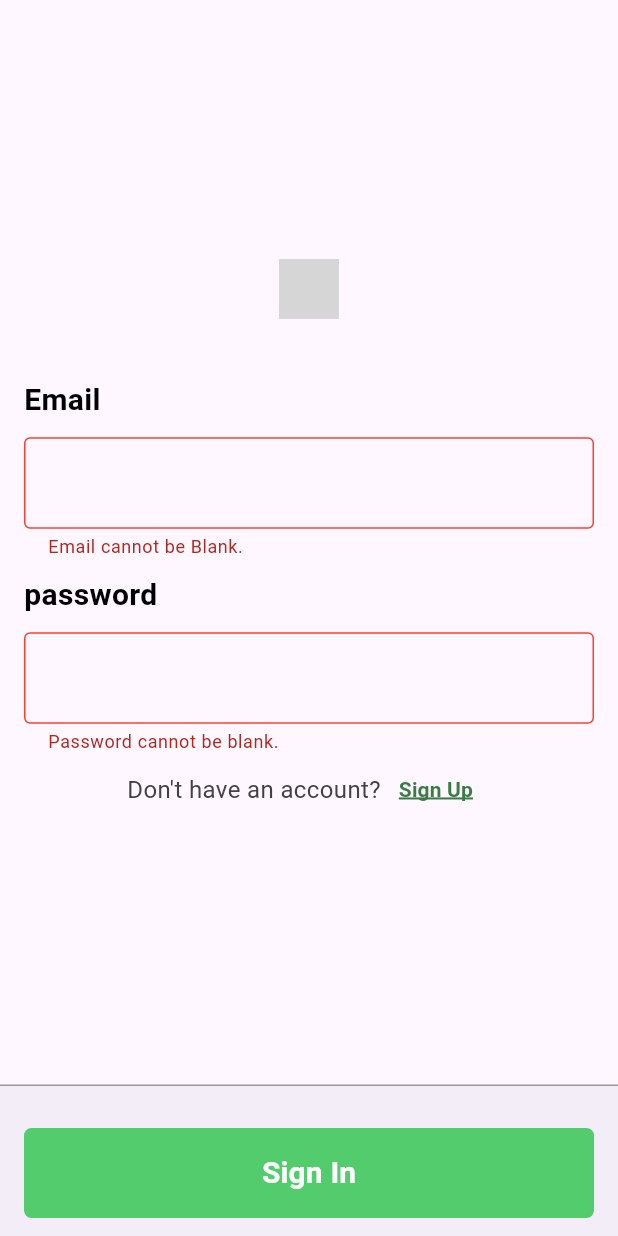
After one commit to ZawLinNaing24/renew-market, a Flutter app: the screen it shows after launch, after a tap on "Sign In", on a phone screen of 412 x 824 dp. The commit adds this screen. Run offline on Flutter 3.47's test engine with Material 3 defaults, Android fonts, the phone set to English and light mode, and no system bars; our stand-ins replace cloud_firestore, firebase_core; accounts and stored records are empty; network calls fail; grey boxes are pictures that could not be loaded.

Commit message:
add SignIn Screen

```diff
--- a/lib/main.dart
+++ b/lib/main.dart
@@ -3,6 +3,7 @@ import 'package:renew_market/providers/post_provider.dart';
 import 'package:renew_market/providers/user_provider.dart';
 import 'package:renew_market/screens/navigation_screen.dart';
 import 'package:provider/provider.dart';
+import 'package:renew_market/screens/sign_in_screen.dart';
 
 void main() {
   runApp(
@@ -22,7 +23,7 @@ class MainApp extends StatelessWidget {
   @override
   Widget build(BuildContext context) {
     return const MaterialApp(
-      home: NavigationScreen(),
+      home: SignInScreen(),
       debugShowCheckedModeBanner: false,
     );
   }
--- a/lib/screens/post_upload_screen.dart
+++ b/lib/screens/post_upload_screen.dart
@@ -100,7 +100,6 @@ class _PostUploadScreenState extends State<PostUploadScreen> {
                 ),
                 CustomInputField(
                   controller: _titleController,
-                  isNum: false,
                   lines: 1,
                   validationMessage: "Title cannot be empty",
                 ),
@@ -117,7 +116,7 @@ class _PostUploadScreenState extends State<PostUploadScreen> {
                 ),
                 CustomInputField(
                   controller: _priceController,
-                  isNum: true,
+                  type: "price",
                   lines: 1,
                   validationMessage: "Price cannot be empty",
                 ),
@@ -134,7 +133,6 @@ class _PostUploadScreenState extends State<PostUploadScreen> {
                 ),
                 CustomInputField(
                   controller: _descriptionController,
-                  isNum: false,
                   lines: 3,
                   validationMessage: "Desription cannot be empty ",
                 ),
--- /dev/null
+++ b/lib/screens/sign_in_screen.dart
@@ -0,0 +1,138 @@
+import 'package:flutter/material.dart';
+import 'package:renew_market/constatns/app_theme.dart';
+import 'package:renew_market/constatns/urls.dart';
+import 'package:renew_market/screens/navigation_screen.dart';
+import 'package:renew_market/widgets/custom_input_field.dart';
+
+class SignInScreen extends StatefulWidget {
+  const SignInScreen({super.key});
+
+  @override
+  State<SignInScreen> createState() => _SignInScreenState();
+}
+
+class _SignInScreenState extends State<SignInScreen> {
+  final _formKey = GlobalKey<FormState>();
+  final TextEditingController _emailController = TextEditingController();
+  final TextEditingController _passwordController = TextEditingController();
+
+  @override
+  void dispose() {
+    super.dispose();
+    _emailController.dispose();
+    _passwordController.dispose();
+  }
+
+  @override
+  Widget build(BuildContext context) {
+    return Scaffold(
+      body: Padding(
+        padding: EdgeInsets.all(16.0),
+        child: Form(
+          key: _formKey,
+          child: Column(
+            mainAxisAlignment: MainAxisAlignment.center,
+            crossAxisAlignment: CrossAxisAlignment.start,
+            children: [
+              Center(
+                child: Image.network(logoUrl, height: 40, fit: BoxFit.contain),
+              ),
+              SizedBox(height: 30),
+              Padding(
+                padding: const EdgeInsets.symmetric(vertical: 10.0),
+                child: Text(
+                  "Email",
+                  style: TextStyle(
+                    fontSize: 20,
+                    fontWeight: FontWeight.bold,
+                    color: text,
+                  ),
+                ),
+              ),
+              CustomInputField(
+                type: "email",
+                lines: 1,
+                controller: _emailController,
+                validationMessage: "Email cannot be Blank.",
+              ),
+              Padding(
+                padding: const EdgeInsets.symmetric(vertical: 10.0),
+                child: Text(
+                  "password",
+                  style: TextStyle(
+                    fontSize: 20,
+                    fontWeight: FontWeight.bold,
+                    color: text,
+                  ),
+                ),
+              ),
+              CustomInputField(
+                type: "password",
+                lines: 1,
+                controller: _passwordController,
+                validationMessage: "Password cannot be blank.",
+              ),
+              Row(
+                mainAxisAlignment: MainAxisAlignment.center,
+                children: [
+                  Text(
+                    "Don't have an account?",
+                    style: TextStyle(fontSize: 16, color: Colors.grey[800]),
+                  ),
+                  TextButton(
+                    onPressed: () {},
+                    child: Text(
+                      "Sign Up",
+                      style: TextStyle(
+                        fontWeight: FontWeight.bold,
+                        decoration: TextDecoration.underline,
+                        decorationThickness: 2,
+                        decorationColor: Color(0xff397C45),
+                        color: Color(0xff397C45),
+                      ),
+                    ),
+                  ),
+                ],
+              ),
+            ],
+          ),
+        ),
+      ),
+      bottomNavigationBar: Container(
+        decoration: BoxDecoration(
+          border: Border(top: BorderSide(color: Colors.black38, width: 1)),
+        ),
+        child: BottomAppBar(
+          height: 100,
+          child: Padding(
+            padding: const EdgeInsets.only(top: 16.0),
+            child: TextButton(
+              style: TextButton.styleFrom(
+                backgroundColor: primary,
+                shape: RoundedRectangleBorder(
+                  borderRadius: BorderRadius.circular(5),
+                ),
+              ),
+              onPressed: () {
+                if (_formKey.currentState!.validate()) {
+                  Navigator.push(
+                    context,
+                    MaterialPageRoute(builder: (context) => NavigationScreen()),
+                  );
+                }
+              },
+              child: Text(
+                "Sign In",
+                style: TextStyle(
+                  color: Colors.white,
+                  fontSize: 20,
+                  fontWeight: FontWeight.bold,
+                ),
+              ),
+            ),
+          ),
+        ),
+      ),
+    );
+  }
+}
--- a/lib/widgets/custom_input_field.dart
+++ b/lib/widgets/custom_input_field.dart
@@ -1,17 +1,16 @@
 import 'package:flutter/material.dart';
 
 class CustomInputField extends StatelessWidget {
-  final bool isNum;
   final int lines;
   final String? validationMessage;
   final TextEditingController controller;
-  const CustomInputField({
+  String? type;
+  CustomInputField({
     super.key,
-
-    required this.isNum,
     required this.lines,
     required this.controller,
     required this.validationMessage,
+    this.type,
   });
 
   @override
@@ -34,18 +33,34 @@ class CustomInputField extends StatelessWidget {
         ),
       ),
       controller: controller,
-      keyboardType: isNum ? TextInputType.number : TextInputType.text,
+      keyboardType: type == "price" ? TextInputType.number : TextInputType.text,
       maxLines: lines,
-      validator: (value) {
-        // debugPrint("This is debug value $value");
+      obscureText: type == "password" ? true : false,
+      validator: (String? value) {
         if (value == null || value.isEmpty) {
           return validationMessage;
         }
-        if (isNum) {
-          if (double.tryParse(value) == null) {
-            return 'Please enter Number';
+        // debugPrint("This is debug value $value");
+        if ((type?.isNotEmpty ?? false)) {
+          if (type == "email") {
+            return !RegExp(
+                  r"^[a-zA-Z0-9.a-zA-Z0-9.!#$%&'*+-/=?^_`{|}~]+@[a-zA-Z0-9]+.[a-zA-Z]+",
+                ).hasMatch(value!)
+                ? 'Wrong email form'
+                : null;
+          } else if (type == "password") {
+            return !RegExp(
+                  r'^(?=.*?[A-Z])(?=.*?[a-z])(?=.*?[0-9]).{8,}$',
+                ).hasMatch(value!)
+                ? 'Write least one upper, lower case, and digit'
+                : null;
+          } else if (type == "price") {
+            if (double.tryParse(value) == null) {
+              return 'Please enter Number';
+            }
           }
         }
+
         return null;
       },
     );
```
